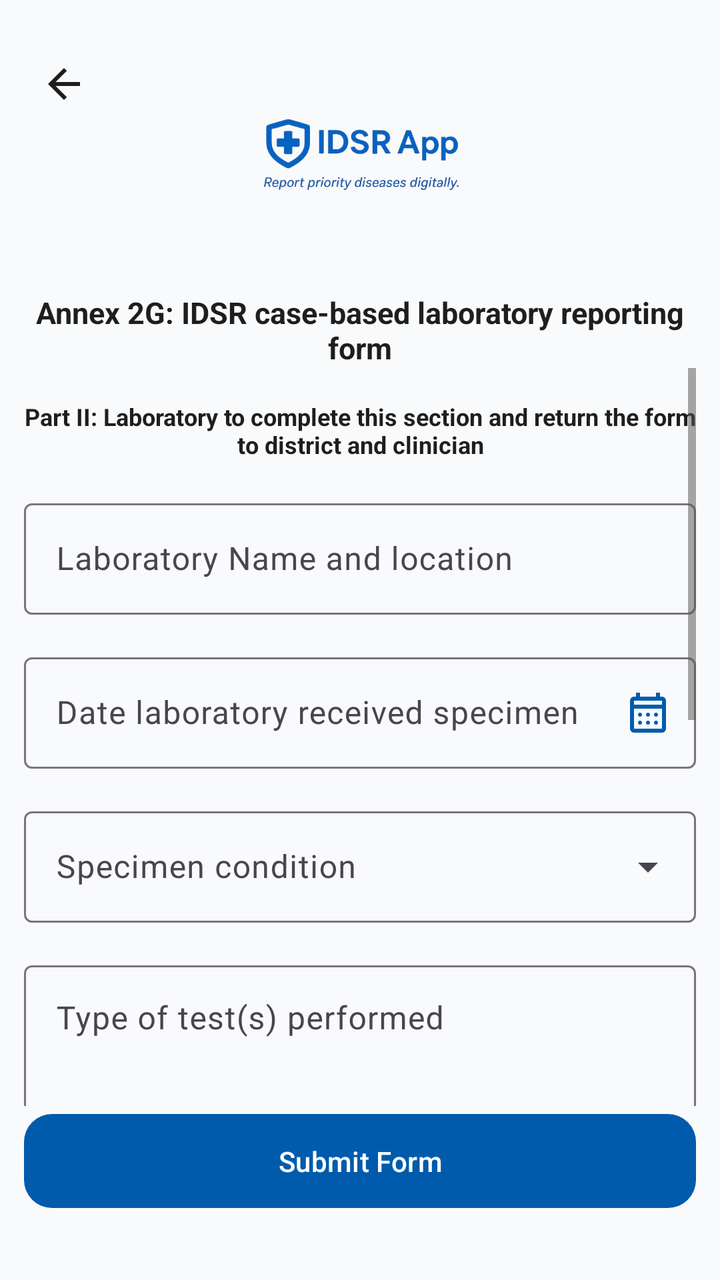
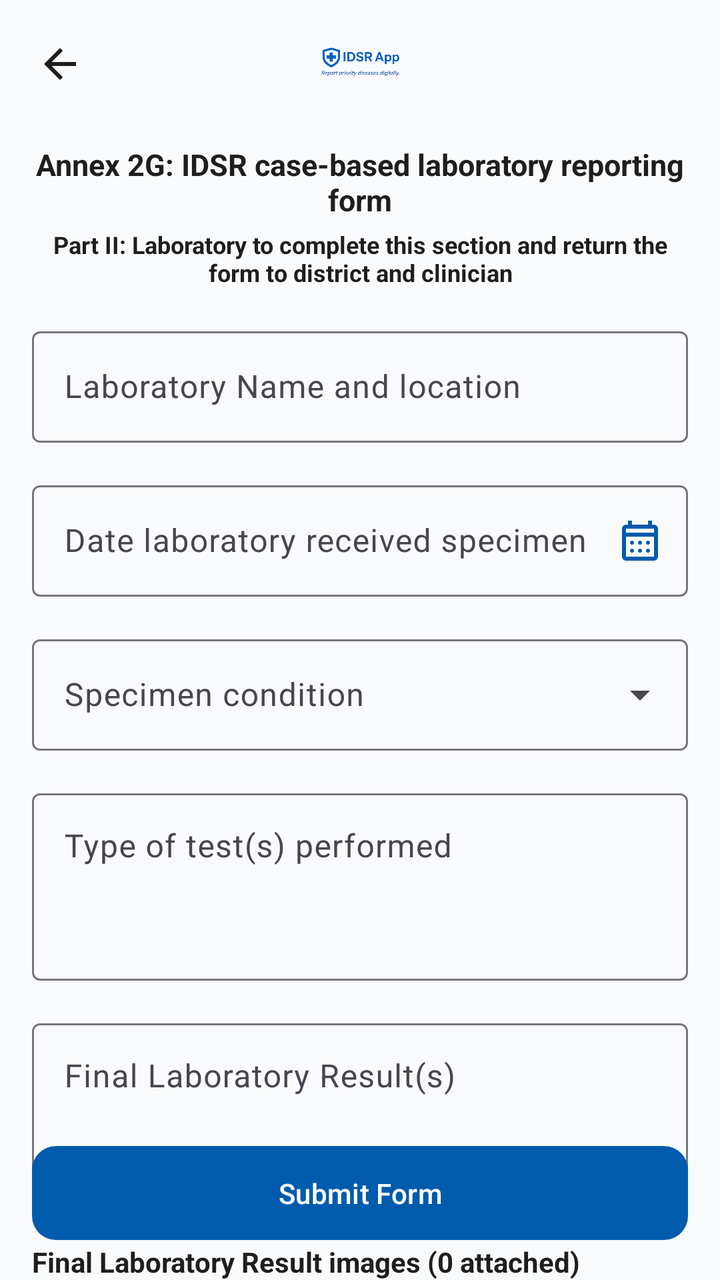

Compare the two renders of this Android layout. The source of the first and the diff that turns it into the second are given below.
<!-- AndroidManifest.xml: application theme Theme.IDSR -->
<!-- res/layout/activity_laboratory_form2_annex2_gactivity.xml -->
<?xml version="1.0" encoding="utf-8"?>
<androidx.constraintlayout.widget.ConstraintLayout
    xmlns:android="http://schemas.android.com/apk/res/android"
    xmlns:app="http://schemas.android.com/apk/res-auto"
    xmlns:tools="http://schemas.android.com/tools"
    android:id="@+id/main"
    android:layout_width="match_parent"
    android:layout_height="match_parent"
    android:background="?attr/android:colorBackground"
    android:padding="12dp"
    android:layout_margin="10dp"
    tools:context=".activities.Laboratory_Form_2_Annex2G_Activity">


    <androidx.appcompat.widget.AppCompatImageButton
        android:id="@+id/btnBackAnnex2G2"
        android:layout_width="40dp"
        android:layout_height="60dp"
        android:background="?attr/selectableItemBackgroundBorderless"
        android:contentDescription="Back"
        android:src="@drawable/back_btn"
        app:tint="?attr/colorOnSurface"
        app:layout_constraintTop_toTopOf="parent"
        app:layout_constraintStart_toStartOf="parent" />


    <androidx.appcompat.widget.AppCompatImageView
        android:id="@+id/imgLogo"
        android:layout_width="150dp"
        android:layout_height="120dp"
        android:layout_marginTop="8dp"
        android:scaleType="centerInside"
        android:src="@drawable/splash11"
        android:contentDescription="App logo"
        app:layout_constraintTop_toTopOf="parent"
        app:layout_constraintStart_toStartOf="parent"
        app:layout_constraintEnd_toEndOf="parent" />


    <com.google.android.material.textview.MaterialTextView
        android:id="@+id/titleTxt"
        android:layout_width="0dp"
        android:layout_height="wrap_content"
        android:layout_marginTop="6dp"
        android:gravity="center"
        android:text="@string/annex_2g_idsr_case_based_laboratory_reporting_form"
        android:textSize="15sp"
        android:textStyle="bold"
        android:textColor="?attr/colorOnSurface"
        app:layout_constraintTop_toBottomOf="@id/imgLogo"
        app:layout_constraintStart_toStartOf="parent"
        app:layout_constraintEnd_toEndOf="parent" />


    <ScrollView
        android:id="@+id/scrollForm1"
        android:layout_width="0dp"
        android:layout_height="0dp"
        android:scrollbars="vertical"
        app:layout_constraintTop_toBottomOf="@id/titleTxt"
        app:layout_constraintBottom_toTopOf="@id/btnLabTech"
        app:layout_constraintStart_toStartOf="parent"
        app:layout_constraintEnd_toEndOf="parent">

        <LinearLayout
            android:layout_width="match_parent"
            android:layout_height="wrap_content"
            android:orientation="vertical"
            android:paddingBottom="20dp">


            <com.google.android.material.textview.MaterialTextView
                android:id="@+id/subTitle"
                android:layout_width="match_parent"
                android:layout_height="wrap_content"
                android:layout_marginTop="16dp"
                android:gravity="center"
                android:text="@string/part_ii_laboratory_to_complete_this_section_and_return_the_form_to_district_and_clinician"
                android:textSize="12sp"
                android:textStyle="bold"
                android:textColor="?attr/colorOnSurface" />


            <com.google.android.material.textfield.TextInputLayout
                android:id="@+id/tilLabName"
                style="@style/Widget.Material3.TextInputLayout.OutlinedBox"
                android:layout_width="match_parent"
                android:layout_height="wrap_content"
                android:layout_marginTop="16dp"
                android:hint="Laboratory Name and location">

                <com.google.android.material.textfield.TextInputEditText
                    android:id="@+id/etLabName"
                    android:layout_width="match_parent"
                    android:layout_height="wrap_content"
                    android:textColor="?attr/colorOnSurface" />
            </com.google.android.material.textfield.TextInputLayout>


            <com.google.android.material.textfield.TextInputLayout
                android:id="@+id/tilDateLabReceived"
                style="@style/Widget.Material3.TextInputLayout.OutlinedBox"
                android:layout_width="match_parent"
                android:layout_height="wrap_content"
                android:layout_marginTop="16dp"
                android:hint="Date laboratory received specimen"
                app:endIconMode="custom"
                app:endIconDrawable="@drawable/calendare"
                app:endIconTint="?attr/colorPrimary">

                <com.google.android.material.textfield.TextInputEditText
                    android:id="@+id/etDateLabReceived"
                    android:layout_width="match_parent"
                    android:layout_height="wrap_content"
                    android:textColor="?attr/colorOnSurface"
                    android:focusable="false"
                    android:clickable="true" />
            </com.google.android.material.textfield.TextInputLayout>


            <com.google.android.material.textfield.TextInputLayout
                android:id="@+id/tilSpecimenCon"
                style="@style/Widget.Material3.TextInputLayout.OutlinedBox.ExposedDropdownMenu"
                android:layout_width="match_parent"
                android:layout_height="wrap_content"
                android:hint="Specimen condition"
                android:layout_marginTop="16dp">

                <AutoCompleteTextView
                    android:id="@+id/spinnerSpecimenCon"
                    android:layout_width="match_parent"
                    android:layout_height="wrap_content"
                    android:textColor="?attr/colorOnSurface"
                    android:inputType="none"
                    android:focusable="false" />
            </com.google.android.material.textfield.TextInputLayout>


            <com.google.android.material.textfield.TextInputLayout
                android:id="@+id/tilTestTypesPerformed"
                style="@style/Widget.Material3.TextInputLayout.OutlinedBox"
                android:layout_width="match_parent"
                android:layout_height="wrap_content"
                android:layout_marginTop="16dp"
                android:hint="Type of test(s) performed">

                <com.google.android.material.textfield.TextInputEditText
                    android:id="@+id/etTestTypesPerformed"
                    android:layout_width="match_parent"
                    android:layout_height="wrap_content"
                    android:minLines="3"
                    android:gravity="top"
                    android:inputType="textMultiLine"
                    android:textColor="?attr/colorOnSurface" />
            </com.google.android.material.textfield.TextInputLayout>


            <com.google.android.material.textfield.TextInputLayout
                android:id="@+id/tilFinalLabResult"
                style="@style/Widget.Material3.TextInputLayout.OutlinedBox"
                android:layout_width="match_parent"
                android:layout_height="wrap_content"
                android:layout_marginTop="16dp"
                android:hint="Final Laboratory Result(s)">

                <com.google.android.material.textfield.TextInputEditText
                    android:id="@+id/etFinalLAbResult"
                    android:layout_width="match_parent"
                    android:layout_height="wrap_content"
                    android:minLines="3"
                    android:gravity="top"
                    android:inputType="textMultiLine"
                    android:textColor="?attr/colorOnSurface" />
            </com.google.android.material.textfield.TextInputLayout>

            <com.google.android.material.textview.MaterialTextView
                android:id="@+id/tvFinalLabResult"
                android:layout_width="match_parent"
                android:layout_height="wrap_content"
                android:layout_marginTop="16dp"
                android:text="Final Laboratory Result images (0 attached)"
                android:textStyle="bold"
                android:textColor="?attr/colorOnSurface" />

            <com.google.android.material.card.MaterialCardView
                android:id="@+id/cardImagePreview"
                android:layout_width="match_parent"
                android:layout_height="wrap_content"
                android:layout_marginTop="8dp"
                app:cardCornerRadius="12dp"
                app:cardElevation="4dp"
                app:strokeWidth="2dp"
                app:strokeColor="?attr/colorPrimary"
                android:visibility="gone">

                <FrameLayout
                    android:layout_width="match_parent"
                    android:layout_height="220dp">

                    <ImageView
                        android:id="@+id/imgLabResultPreview"
                        android:layout_width="match_parent"
                        android:layout_height="match_parent"
                        android:scaleType="centerCrop"
                        android:contentDescription="Latest lab result preview" />

                    <View
                        android:layout_width="match_parent"
                        android:layout_height="match_parent"
                        android:background="#66000000" />

                    <LinearLayout
                        android:layout_width="wrap_content"
                        android:layout_height="wrap_content"
                        android:layout_gravity="center"
                        android:orientation="vertical"
                        android:gravity="center">

                        <ImageView
                            android:layout_width="40dp"
                            android:layout_height="40dp"
                            android:src="@drawable/upload"
                            app:tint="@android:color/white" />

                        <TextView
                            android:layout_width="wrap_content"
                            android:layout_height="wrap_content"
                            android:text="Tap 'Upload' to add more"
                            android:textColor="@android:color/white"
                            android:textStyle="bold"
                            android:shadowColor="#000000"
                            android:shadowDx="1"
                            android:shadowDy="1"
                            android:shadowRadius="2" />
                    </LinearLayout>
                </FrameLayout>
            </com.google.android.material.card.MaterialCardView>

            <com.google.android.material.button.MaterialButton
                android:id="@+id/btnUploadLabResult"
                style="@style/Widget.Material3.Button.OutlinedButton"
                android:layout_width="wrap_content"
                android:layout_height="wrap_content"
                android:layout_marginTop="10dp"
                android:text="Upload Lab Result"
                android:textAllCaps="false"
                app:cornerRadius="12dp"
                app:icon="@drawable/upload" />


            <com.google.android.material.textfield.TextInputLayout
                android:id="@+id/tilDateLabSentDistrict"
                style="@style/Widget.Material3.TextInputLayout.OutlinedBox"
                android:layout_width="match_parent"
                android:layout_height="wrap_content"
                android:layout_marginTop="16dp"
                android:hint="Date laboratory sent results to district"
                app:endIconMode="custom"
                app:endIconDrawable="@drawable/calendare"
                app:endIconTint="?attr/colorPrimary">

                <com.google.android.material.textfield.TextInputEditText
                    android:id="@+id/etDateLabSentDistrict"
                    android:layout_width="match_parent"
                    android:layout_height="wrap_content"
                    android:textColor="?attr/colorOnSurface"
                    android:focusable="false"
                    android:clickable="true" />
            </com.google.android.material.textfield.TextInputLayout>


            <com.google.android.material.textfield.TextInputLayout
                android:id="@+id/tilDateDistrictReceivedLabResult"
                style="@style/Widget.Material3.TextInputLayout.OutlinedBox"
                android:layout_width="match_parent"
                android:layout_height="wrap_content"
                android:layout_marginTop="16dp"
                android:hint="Date district received laboratory results"
                app:endIconMode="custom"
                app:endIconDrawable="@drawable/calendare"
                app:endIconTint="?attr/colorPrimary">

                <com.google.android.material.textfield.TextInputEditText
                    android:id="@+id/etDateDistrictReceivedLabResult"
                    android:layout_width="match_parent"
                    android:layout_height="wrap_content"
                    android:textColor="?attr/colorOnSurface"
                    android:focusable="false"
                    android:clickable="true" />
            </com.google.android.material.textfield.TextInputLayout>

        </LinearLayout>
    </ScrollView>


    <com.google.android.material.button.MaterialButton
        android:id="@+id/btnLabTech"
        android:layout_width="0dp"
        android:layout_height="wrap_content"
        android:layout_marginBottom="20dp"
        android:text="Submit Form"
        android:textAllCaps="false"
        android:paddingVertical="14dp"
        app:cornerRadius="14dp"
        app:layout_constraintBottom_toBottomOf="parent"
        app:layout_constraintStart_toStartOf="parent"
        app:layout_constraintEnd_toEndOf="parent" />

</androidx.constraintlayout.widget.ConstraintLayout>
<!-- resources referenced by this layout -->
<resources>
  <!-- drawable back_btn (drawable) -->
  <vector xmlns:android="http://schemas.android.com/apk/res/android"
      android:width="24dp"
      android:height="24dp"
      android:viewportWidth="960"
      android:viewportHeight="960"
      android:tint="?attr/colorControlNormal"
      android:autoMirrored="true">
    <path
        android:fillColor="@android:color/white"
        android:pathData="M313,520L537,744L480,800L160,480L480,160L537,216L313,440L800,440L800,520L313,520Z"/>
  </vector>
  <!-- drawable upload (drawable) -->
  <vector xmlns:android="http://schemas.android.com/apk/res/android"
      android:width="24dp"
      android:height="24dp"
      android:viewportWidth="960"
      android:viewportHeight="960"
      android:tint="?attr/colorControlNormal">
    <path
        android:fillColor="@android:color/white"
        android:pathData="M440,640L440,314L336,418L280,360L480,160L680,360L624,418L520,314L520,640L440,640ZM240,800Q207,800 183.5,776.5Q160,753 160,720L160,600L240,600L240,720Q240,720 240,720Q240,720 240,720L720,720Q720,720 720,720Q720,720 720,720L720,600L800,600L800,720Q800,753 776.5,776.5Q753,800 720,800L240,800Z"/>
  </vector>
  <string name="annex_2g_idsr_case_based_laboratory_reporting_form">Annex 2G: IDSR case-based laboratory reporting form</string>
  <string name="part_ii_laboratory_to_complete_this_section_and_return_the_form_to_district_and_clinician">Part II: Laboratory to complete this section and return the form to district and clinician</string>
  <style name="Theme.IDSR" parent="Theme.Material3.DayNight.NoActionBar">
  
  
          <item name="colorPrimary">@color/idsr_primary</item>
          <item name="colorOnPrimary">@color/idsr_on_primary</item>
          <item name="colorPrimaryContainer">#D2E3FC</item>
  
  
          <item name="android:colorBackground">@color/idsr_background</item>
  
  
          <item name="colorSurface">@color/idsr_surface</item>
          <item name="colorSurfaceVariant">@color/idsr_background</item>
  
  
          <item name="colorOnSurface">@color/idsr_on_surface</item>
  
          <item name="android:textColor">@color/idsr_on_surface</item>
          <item name="android:textColorPrimary">@color/idsr_on_surface</item>
          <item name="android:textColorSecondary">@color/idsr_gray</item>
  
  
          <item name="textInputStyle">@style/Widget.Material3.TextInputLayout.OutlinedBox</item>
  
  
          <item name="android:statusBarColor">@android:color/transparent</item>
          <item name="android:windowLightStatusBar">true</item>
  
      </style>
  <color name="idsr_primary">#005BAC</color>
  <color name="idsr_on_primary">#FFFFFF</color>
  <color name="idsr_background">#F9FAFB</color>
  <color name="idsr_surface">#FFFFFF</color>
  <color name="idsr_on_surface">#1E1E1E</color>
  <color name="idsr_gray">#555555</color>
  <!-- unchanged entries left out for length: 2 -->
</resources>

<!-- the commit's change to res/layout/activity_laboratory_form2_annex2_gactivity.xml (unified diff, before → after) -->
@@ -1,5 +1,5 @@
 <?xml version="1.0" encoding="utf-8"?>
-<androidx.constraintlayout.widget.ConstraintLayout
+<androidx.coordinatorlayout.widget.CoordinatorLayout
     xmlns:android="http://schemas.android.com/apk/res/android"
     xmlns:app="http://schemas.android.com/apk/res-auto"
     xmlns:tools="http://schemas.android.com/tools"
@@ -7,78 +7,94 @@
     android:layout_width="match_parent"
     android:layout_height="match_parent"
     android:background="?attr/android:colorBackground"
-    android:padding="12dp"
-    android:layout_margin="10dp"
     tools:context=".activities.Laboratory_Form_2_Annex2G_Activity">
 
 
-    <androidx.appcompat.widget.AppCompatImageButton
-        android:id="@+id/btnBackAnnex2G2"
-        android:layout_width="40dp"
-        android:layout_height="60dp"
-        android:background="?attr/selectableItemBackgroundBorderless"
-        android:contentDescription="Back"
-        android:src="@drawable/back_btn"
-        app:tint="?attr/colorOnSurface"
-        app:layout_constraintTop_toTopOf="parent"
-        app:layout_constraintStart_toStartOf="parent" />
-
-
-    <androidx.appcompat.widget.AppCompatImageView
-        android:id="@+id/imgLogo"
-        android:layout_width="150dp"
-        android:layout_height="120dp"
-        android:layout_marginTop="8dp"
-        android:scaleType="centerInside"
-        android:src="@drawable/splash11"
-        android:contentDescription="App logo"
-        app:layout_constraintTop_toTopOf="parent"
-        app:layout_constraintStart_toStartOf="parent"
-        app:layout_constraintEnd_toEndOf="parent" />
-
-
-    <com.google.android.material.textview.MaterialTextView
-        android:id="@+id/titleTxt"
-        android:layout_width="0dp"
+    <com.google.android.material.appbar.AppBarLayout
+        android:id="@+id/appBarLayout"
+        android:layout_width="match_parent"
         android:layout_height="wrap_content"
-        android:layout_marginTop="6dp"
-        android:gravity="center"
-        android:text="@string/annex_2g_idsr_case_based_laboratory_reporting_form"
-        android:textSize="15sp"
-        android:textStyle="bold"
-        android:textColor="?attr/colorOnSurface"
-        app:layout_constraintTop_toBottomOf="@id/imgLogo"
-        app:layout_constraintStart_toStartOf="parent"
-        app:layout_constraintEnd_toEndOf="parent" />
-
-
-    <ScrollView
+        android:fitsSystemWindows="true"
+        android:background="?attr/android:colorBackground"
+        app:elevation="0dp">
+
+        <androidx.constraintlayout.widget.ConstraintLayout
+            android:layout_width="match_parent"
+            android:layout_height="wrap_content"
+            android:paddingStart="8dp"
+            android:paddingEnd="8dp"
+            android:paddingTop="8dp"
+            android:paddingBottom="8dp">
+
+            <androidx.appcompat.widget.AppCompatImageButton
+                android:id="@+id/btnBackAnnex2G2"
+                android:layout_width="44dp"
+                android:layout_height="44dp"
+                android:background="?attr/selectableItemBackgroundBorderless"
+                android:contentDescription="Back"
+                android:src="@drawable/back_btn"
+                android:padding="10dp"
+                app:tint="?attr/colorOnSurface"
+                app:layout_constraintStart_toStartOf="parent"
+                app:layout_constraintTop_toTopOf="parent"
+                app:layout_constraintBottom_toBottomOf="parent"/>
+
+            <androidx.appcompat.widget.AppCompatImageView
+                android:id="@+id/imgLogo"
+                android:layout_width="0dp"
+                android:layout_height="48dp"
+                android:scaleType="fitCenter"
+                android:src="@drawable/splash11"
+                android:contentDescription="App logo"
+                app:layout_constraintStart_toStartOf="parent"
+                app:layout_constraintEnd_toEndOf="parent"
+                app:layout_constraintTop_toTopOf="parent"
+                app:layout_constraintBottom_toBottomOf="parent"/>
+
+        </androidx.constraintlayout.widget.ConstraintLayout>
+
+    </com.google.android.material.appbar.AppBarLayout>
+
+
+
+    <androidx.core.widget.NestedScrollView
         android:id="@+id/scrollForm1"
-        android:layout_width="0dp"
-        android:layout_height="0dp"
-        android:scrollbars="vertical"
-        app:layout_constraintTop_toBottomOf="@id/titleTxt"
-        app:layout_constraintBottom_toTopOf="@id/btnLabTech"
-        app:layout_constraintStart_toStartOf="parent"
-        app:layout_constraintEnd_toEndOf="parent">
+        android:layout_width="match_parent"
+        android:layout_height="match_parent"
+        android:clipToPadding="false"
+        android:paddingBottom="100dp"
+        app:layout_behavior="@string/appbar_scrolling_view_behavior">
 
         <LinearLayout
             android:layout_width="match_parent"
             android:layout_height="wrap_content"
             android:orientation="vertical"
-            android:paddingBottom="20dp">
+            android:paddingHorizontal="16dp"
+            android:paddingTop="8dp">
+
+
+            <com.google.android.material.textview.MaterialTextView
+                android:id="@+id/titleTxt"
+                android:layout_width="match_parent"
+                android:layout_height="wrap_content"
+                android:gravity="center"
+                android:text="@string/annex_2g_idsr_case_based_laboratory_reporting_form"
+                android:textSize="15sp"
+                android:textStyle="bold"
+                android:textColor="?attr/colorOnSurface"
+                android:layout_marginBottom="4dp"/>
 
 
             <com.google.android.material.textview.MaterialTextView
                 android:id="@+id/subTitle"
                 android:layout_width="match_parent"
                 android:layout_height="wrap_content"
-                android:layout_marginTop="16dp"
                 android:gravity="center"
                 android:text="@string/part_ii_laboratory_to_complete_this_section_and_return_the_form_to_district_and_clinician"
                 android:textSize="12sp"
                 android:textStyle="bold"
-                android:textColor="?attr/colorOnSurface" />
+                android:textColor="?attr/colorOnSurface"
+                android:layout_marginBottom="16dp"/>
 
 
             <com.google.android.material.textfield.TextInputLayout
@@ -86,14 +102,14 @@
                 style="@style/Widget.Material3.TextInputLayout.OutlinedBox"
                 android:layout_width="match_parent"
                 android:layout_height="wrap_content"
-                android:layout_marginTop="16dp"
-                android:hint="Laboratory Name and location">
+                android:hint="Laboratory Name and location"
+                android:layout_marginBottom="16dp">
 
                 <com.google.android.material.textfield.TextInputEditText
                     android:id="@+id/etLabName"
                     android:layout_width="match_parent"
                     android:layout_height="wrap_content"
-                    android:textColor="?attr/colorOnSurface" />
+                    android:textColor="?attr/colorOnSurface"/>
             </com.google.android.material.textfield.TextInputLayout>
 
 
@@ -102,11 +118,12 @@
                 style="@style/Widget.Material3.TextInputLayout.OutlinedBox"
                 android:layout_width="match_parent"
                 android:layout_height="wrap_content"
-                android:layout_marginTop="16dp"
                 android:hint="Date laboratory received specimen"
+                android:layout_marginBottom="16dp"
                 app:endIconMode="custom"
                 app:endIconDrawable="@drawable/calendare"
-                app:endIconTint="?attr/colorPrimary">
+                app:endIconTint="?attr/colorPrimary"
+                app:endIconCheckable="false">
 
                 <com.google.android.material.textfield.TextInputEditText
                     android:id="@+id/etDateLabReceived"
@@ -114,7 +131,7 @@
                     android:layout_height="wrap_content"
                     android:textColor="?attr/colorOnSurface"
                     android:focusable="false"
-                    android:clickable="true" />
+                    android:clickable="true"/>
             </com.google.android.material.textfield.TextInputLayout>
 
 
@@ -124,7 +141,7 @@
                 android:layout_width="match_parent"
                 android:layout_height="wrap_content"
                 android:hint="Specimen condition"
-                android:layout_marginTop="16dp">
+                android:layout_marginBottom="16dp">
 
                 <AutoCompleteTextView
                     android:id="@+id/spinnerSpecimenCon"
@@ -132,7 +149,7 @@
                     android:layout_height="wrap_content"
                     android:textColor="?attr/colorOnSurface"
                     android:inputType="none"
-                    android:focusable="false" />
+                    android:focusable="false"/>
             </com.google.android.material.textfield.TextInputLayout>
 
 
@@ -141,8 +158,8 @@
                 style="@style/Widget.Material3.TextInputLayout.OutlinedBox"
                 android:layout_width="match_parent"
                 android:layout_height="wrap_content"
-                android:layout_marginTop="16dp"
-                android:hint="Type of test(s) performed">
+                android:hint="Type of test(s) performed"
+                android:layout_marginBottom="16dp">
 
                 <com.google.android.material.textfield.TextInputEditText
                     android:id="@+id/etTestTypesPerformed"
@@ -151,7 +168,7 @@
                     android:minLines="3"
                     android:gravity="top"
                     android:inputType="textMultiLine"
-                    android:textColor="?attr/colorOnSurface" />
+                    android:textColor="?attr/colorOnSurface"/>
             </com.google.android.material.textfield.TextInputLayout>
 
 
@@ -160,8 +177,8 @@
                 style="@style/Widget.Material3.TextInputLayout.OutlinedBox"
                 android:layout_width="match_parent"
                 android:layout_height="wrap_content"
-                android:layout_marginTop="16dp"
-                android:hint="Final Laboratory Result(s)">
+                android:hint="Final Laboratory Result(s)"
+                android:layout_marginBottom="16dp">
 
                 <com.google.android.material.textfield.TextInputEditText
                     android:id="@+id/etFinalLAbResult"
@@ -170,23 +187,25 @@
                     android:minLines="3"
                     android:gravity="top"
                     android:inputType="textMultiLine"
-                    android:textColor="?attr/colorOnSurface" />
-            </com.google.android.material.textfield.TextInputLayout>
+                    android:textColor="?attr/colorOnSurface"/>
+            </com.google.android.material.textfield.TextInputLayout>
+
 
             <com.google.android.material.textview.MaterialTextView
                 android:id="@+id/tvFinalLabResult"
                 android:layout_width="match_parent"
                 android:layout_height="wrap_content"
-                android:layout_marginTop="16dp"
                 android:text="Final Laboratory Result images (0 attached)"
                 android:textStyle="bold"
-                android:textColor="?attr/colorOnSurface" />
+                android:textColor="?attr/colorOnSurface"
+                android:layout_marginBottom="8dp"/>
+
 
             <com.google.android.material.card.MaterialCardView
                 android:id="@+id/cardImagePreview"
                 android:layout_width="match_parent"
                 android:layout_height="wrap_content"
-                android:layout_marginTop="8dp"
+                android:layout_marginBottom="10dp"
                 app:cardCornerRadius="12dp"
                 app:cardElevation="4dp"
                 app:strokeWidth="2dp"
@@ -202,12 +221,14 @@
                         android:layout_width="match_parent"
                         android:layout_height="match_parent"
                         android:scaleType="centerCrop"
-                        android:contentDescription="Latest lab result preview" />
+                        android:contentDescription="Latest lab result preview"/>
+
 
                     <View
                         android:layout_width="match_parent"
                         android:layout_height="match_parent"
-                        android:background="#66000000" />
+                        android:background="#66000000"/>
+
 
                     <LinearLayout
                         android:layout_width="wrap_content"
@@ -220,7 +241,8 @@
                             android:layout_width="40dp"
                             android:layout_height="40dp"
                             android:src="@drawable/upload"
-                            app:tint="@android:color/white" />
+                            app:tint="@android:color/white"
+                            android:contentDescription="Upload more"/>
 
                         <TextView
                             android:layout_width="wrap_content"
@@ -231,21 +253,22 @@
                             android:shadowColor="#000000"
                             android:shadowDx="1"
                             android:shadowDy="1"
-                            android:shadowRadius="2" />
+                            android:shadowRadius="2"/>
                     </LinearLayout>
                 </FrameLayout>
             </com.google.android.material.card.MaterialCardView>
+
 
             <com.google.android.material.button.MaterialButton
                 android:id="@+id/btnUploadLabResult"
                 style="@style/Widget.Material3.Button.OutlinedButton"
                 android:layout_width="wrap_content"
                 android:layout_height="wrap_content"
-                android:layout_marginTop="10dp"
+                android:layout_marginBottom="16dp"
                 android:text="Upload Lab Result"
                 android:textAllCaps="false"
                 app:cornerRadius="12dp"
-                app:icon="@drawable/upload" />
+                app:icon="@drawable/upload"/>
 
 
             <com.google.android.material.textfield.TextInputLayout
@@ -253,11 +276,12 @@
                 style="@style/Widget.Material3.TextInputLayout.OutlinedBox"
                 android:layout_width="match_parent"
                 android:layout_height="wrap_content"
-                android:layout_marginTop="16dp"
                 android:hint="Date laboratory sent results to district"
+                android:layout_marginBottom="16dp"
                 app:endIconMode="custom"
                 app:endIconDrawable="@drawable/calendare"
-                app:endIconTint="?attr/colorPrimary">
+                app:endIconTint="?attr/colorPrimary"
+                app:endIconCheckable="false">
 
                 <com.google.android.material.textfield.TextInputEditText
                     android:id="@+id/etDateLabSentDistrict"
@@ -265,7 +289,7 @@
                     android:layout_height="wrap_content"
                     android:textColor="?attr/colorOnSurface"
                     android:focusable="false"
-                    android:clickable="true" />
+                    android:clickable="true"/>
             </com.google.android.material.textfield.TextInputLayout>
 
 
@@ -274,11 +298,12 @@
                 style="@style/Widget.Material3.TextInputLayout.OutlinedBox"
                 android:layout_width="match_parent"
                 android:layout_height="wrap_content"
-                android:layout_marginTop="16dp"
                 android:hint="Date district received laboratory results"
+                android:layout_marginBottom="16dp"
                 app:endIconMode="custom"
                 app:endIconDrawable="@drawable/calendare"
-                app:endIconTint="?attr/colorPrimary">
+                app:endIconTint="?attr/colorPrimary"
+                app:endIconCheckable="false">
 
                 <com.google.android.material.textfield.TextInputEditText
                     android:id="@+id/etDateDistrictReceivedLabResult"
@@ -286,24 +311,22 @@
                     android:layout_height="wrap_content"
                     android:textColor="?attr/colorOnSurface"
                     android:focusable="false"
-                    android:clickable="true" />
+                    android:clickable="true"/>
             </com.google.android.material.textfield.TextInputLayout>
 
         </LinearLayout>
-    </ScrollView>
-
+    </androidx.core.widget.NestedScrollView>
 
     <com.google.android.material.button.MaterialButton
         android:id="@+id/btnLabTech"
-        android:layout_width="0dp"
+        android:layout_width="match_parent"
         android:layout_height="wrap_content"
-        android:layout_marginBottom="20dp"
+        android:layout_gravity="bottom"
         android:text="Submit Form"
         android:textAllCaps="false"
         android:paddingVertical="14dp"
-        app:cornerRadius="14dp"
-        app:layout_constraintBottom_toBottomOf="parent"
-        app:layout_constraintStart_toStartOf="parent"
-        app:layout_constraintEnd_toEndOf="parent" />
-
-</androidx.constraintlayout.widget.ConstraintLayout>
+        android:layout_margin="16dp"
+        android:elevation="8dp"
+        app:cornerRadius="12dp"/>
+
+</androidx.coordinatorlayout.widget.CoordinatorLayout>
